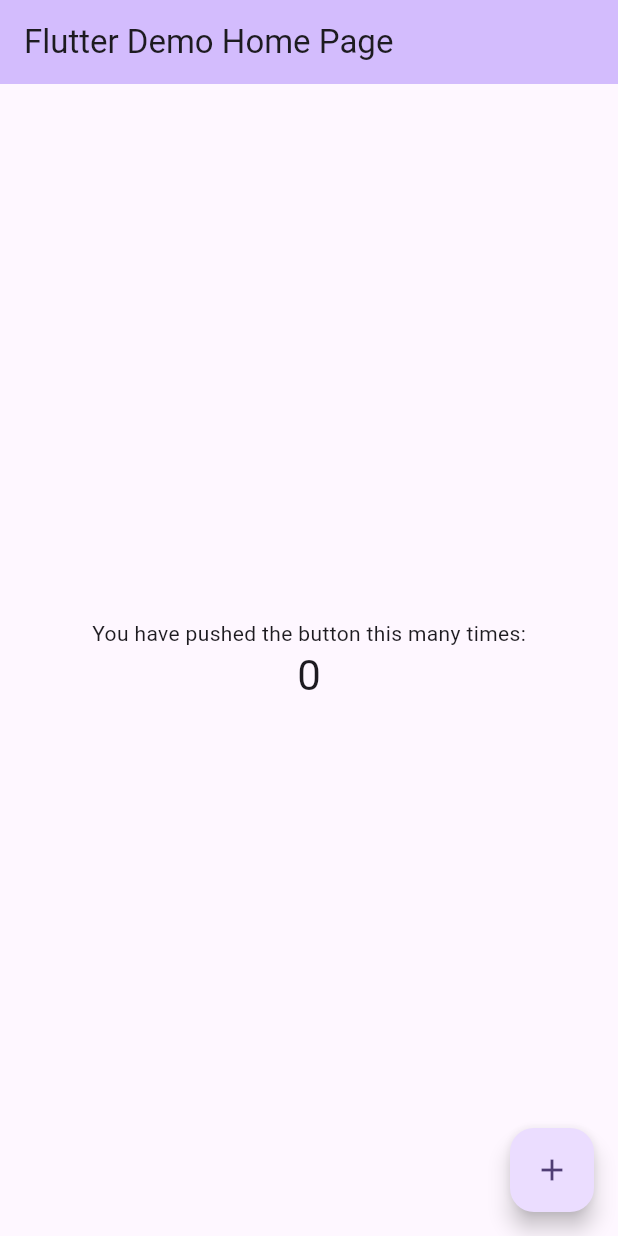
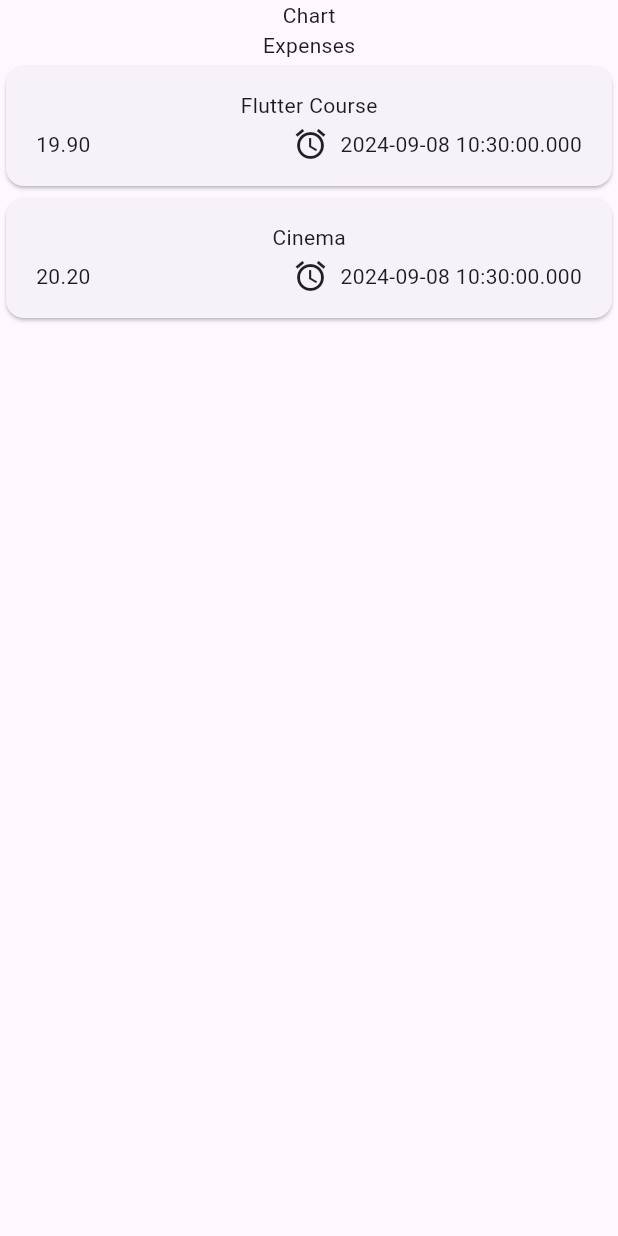
Before and after one commit to AbdullahBlal/expense_tracker, a Flutter app: the screen it shows after launch, on a phone screen of 412 x 824 dp. Run offline on Flutter 3.47's test engine with Material 3 defaults, Android fonts, the phone set to English and light mode, and no system bars.

Commit message:
Update 5-9

```diff
--- a/lib/main.dart
+++ b/lib/main.dart
@@ -1,125 +1,8 @@
 import 'package:flutter/material.dart';
+import 'widgets/expense_screen.dart';
 
 void main() {
-  runApp(const MyApp());
+  runApp(const MaterialApp(
+    home: ExpenseScreen(),
+  ));
 }
-
-class MyApp extends StatelessWidget {
-  const MyApp({super.key});
-
-  // This widget is the root of your application.
-  @override
-  Widget build(BuildContext context) {
-    return MaterialApp(
-      title: 'Flutter Demo',
-      theme: ThemeData(
-        // This is the theme of your application.
-        //
-        // TRY THIS: Try running your application with "flutter run". You'll see
-        // the application has a purple toolbar. Then, without quitting the app,
-        // try changing the seedColor in the colorScheme below to Colors.green
-        // and then invoke "hot reload" (save your changes or press the "hot
-        // reload" button in a Flutter-supported IDE, or press "r" if you used
-        // the command line to start the app).
-        //
-        // Notice that the counter didn't reset back to zero; the application
-        // state is not lost during the reload. To reset the state, use hot
-        // restart instead.
-        //
-        // This works for code too, not just values: Most code changes can be
-        // tested with just a hot reload.
-        colorScheme: ColorScheme.fromSeed(seedColor: Colors.deepPurple),
-        useMaterial3: true,
-      ),
-      home: const MyHomePage(title: 'Flutter Demo Home Page'),
-    );
-  }
-}
-
-class MyHomePage extends StatefulWidget {
-  const MyHomePage({super.key, required this.title});
-
-  // This widget is the home page of your application. It is stateful, meaning
-  // that it has a State object (defined below) that contains fields that affect
-  // how it looks.
-
-  // This class is the configuration for the state. It holds the values (in this
-  // case the title) provided by the parent (in this case the App widget) and
-  // used by the build method of the State. Fields in a Widget subclass are
-  // always marked "final".
-
-  final String title;
-
-  @override
-  State<MyHomePage> createState() => _MyHomePageState();
-}
-
-class _MyHomePageState extends State<MyHomePage> {
-  int _counter = 0;
-
-  void _incrementCounter() {
-    setState(() {
-      // This call to setState tells the Flutter framework that something has
-      // changed in this State, which causes it to rerun the build method below
-      // so that the display can reflect the updated values. If we changed
-      // _counter without calling setState(), then the build method would not be
-      // called again, and so nothing would appear to happen.
-      _counter++;
-    });
-  }
-
-  @override
-  Widget build(BuildContext context) {
-    // This method is rerun every time setState is called, for instance as done
-    // by the _incrementCounter method above.
-    //
-    // The Flutter framework has been optimized to make rerunning build methods
-    // fast, so that you can just rebuild anything that needs updating rather
-    // than having to individually change instances of widgets.
-    return Scaffold(
-      appBar: AppBar(
-        // TRY THIS: Try changing the color here to a specific color (to
-        // Colors.amber, perhaps?) and trigger a hot reload to see the AppBar
-        // change color while the other colors stay the same.
-        backgroundColor: Theme.of(context).colorScheme.inversePrimary,
-        // Here we take the value from the MyHomePage object that was created by
-        // the App.build method, and use it to set our appbar title.
-        title: Text(widget.title),
-      ),
-      body: Center(
-        // Center is a layout widget. It takes a single child and positions it
-        // in the middle of the parent.
-        child: Column(
-          // Column is also a layout widget. It takes a list of children and
-          // arranges them vertically. By default, it sizes itself to fit its
-          // children horizontally, and tries to be as tall as its parent.
-          //
-          // Column has various properties to control how it sizes itself and
-          // how it positions its children. Here we use mainAxisAlignment to
-          // center the children vertically; the main axis here is the vertical
-          // axis because Columns are vertical (the cross axis would be
-          // horizontal).
-          //
-          // TRY THIS: Invoke "debug painting" (choose the "Toggle Debug Paint"
-          // action in the IDE, or press "p" in the console), to see the
-          // wireframe for each widget.
-          mainAxisAlignment: MainAxisAlignment.center,
-          children: <Widget>[
-            const Text(
-              'You have pushed the button this many times:',
-            ),
-            Text(
-              '$_counter',
-              style: Theme.of(context).textTheme.headlineMedium,
-            ),
-          ],
-        ),
-      ),
-      floatingActionButton: FloatingActionButton(
-        onPressed: _incrementCounter,
-        tooltip: 'Increment',
-        child: const Icon(Icons.add),
-      ), // This trailing comma makes auto-formatting nicer for build methods.
-    );
-  }
-}
--- /dev/null
+++ b/lib/models/expense.dart
@@ -0,0 +1,19 @@
+import 'package:uuid/uuid.dart';
+
+const  uuid = Uuid();
+enum Category {food, travel, leisure, work}
+class Expense {
+  Expense({
+    required this.title,
+    required this.amount,
+    required this.date,
+    required this.category,
+    }) : id = uuid.v4();
+
+
+  final String id;
+  final String title;
+  final double amount;
+  final DateTime date;
+  final Category category;
+}
--- /dev/null
+++ b/lib/widgets/expense_screen.dart
@@ -0,0 +1,44 @@
+import 'package:expense_trackerapp/widgets/expenses_list/expense_list.dart';
+import 'package:expense_trackerapp/models/expense.dart';
+import 'package:flutter/material.dart';
+
+class ExpenseScreen extends StatefulWidget {
+  const ExpenseScreen({super.key});
+  @override
+  State<StatefulWidget> createState() {
+    // TODO: implement createState
+    return _ExpenseScreenState();
+  }
+}
+
+class _ExpenseScreenState extends State<ExpenseScreen> {
+  final List<Expense> _registeredExpenses = [
+    Expense(
+        title: "Flutter Course",
+        amount: 19.9,
+        date: DateTime.now(),
+        category: Category.food),
+    Expense(
+        title: "Cinema",
+        amount: 20.20,
+        date: DateTime.now(),
+        category: Category.work),
+  ];
+
+  @override
+  Widget build(BuildContext context) {
+    return Scaffold(
+      body: Expanded(
+        child: Column(
+          children: [
+            const Text('Chart'),
+            const Text('Expenses'),
+            Expanded(
+              child: ExpenseList(expensesList: _registeredExpenses),
+            ),
+          ],
+        ),
+      ),
+    );
+  }
+}
--- /dev/null
+++ b/lib/widgets/expenses_list/expense_item.dart
@@ -0,0 +1,49 @@
+import 'package:expense_trackerapp/models/expense.dart';
+import 'package:flutter/material.dart';
+
+class ExpenseItem extends StatelessWidget {
+  const ExpenseItem({super.key, required this.expense});
+
+  final Expense expense;
+  @override
+  Widget build(BuildContext context) {
+    // TODO: implement build
+    return Card(
+      child: Padding(
+        padding: const EdgeInsets.symmetric(
+          horizontal: 20,
+          vertical: 16,
+        ),
+        child: Column(
+          children: [
+            Text(expense.title),
+            const SizedBox(
+              height: 4,
+            ),
+            Row(
+              children: [
+                Text(
+                  expense.amount.toStringAsFixed(2),
+                ),
+                const Spacer(),
+                Row(
+                  children: [
+                    const Icon(
+                      Icons.access_alarm,
+                    ),
+                    const SizedBox(
+                      width: 8,
+                    ),
+                    Text(
+                      expense.date.toString(),
+                    ),
+                  ],
+                )
+              ],
+            ),
+          ],
+        ),
+      ),
+    );
+  }
+}
--- /dev/null
+++ b/lib/widgets/expenses_list/expense_list.dart
@@ -0,0 +1,23 @@
+import 'package:expense_trackerapp/models/expense.dart';
+import 'package:expense_trackerapp/widgets/expenses_list/expense_item.dart';
+import 'package:flutter/material.dart';
+
+class ExpenseList extends StatelessWidget {
+  const ExpenseList({
+    super.key,
+    required this.expensesList,
+  });
+
+  final List<Expense> expensesList;
+
+  @override
+  Widget build(BuildContext context) {
+    // TODO: implement build
+    return ListView.builder(
+      itemCount: expensesList.length,
+      itemBuilder: (ctx, index) => ExpenseItem(
+        expense: expensesList[index],
+      ),
+    );
+  }
+}
--- a/pubspec.yaml
+++ b/pubspec.yaml
@@ -35,6 +35,7 @@ dependencies:
   # The following adds the Cupertino Icons font to your application.
   # Use with the CupertinoIcons class for iOS style icons.
   cupertino_icons: ^1.0.6
+  uuid: ^4.5.0
 
 dev_dependencies:
   flutter_test:
```
Also changed, not shown: pubspec.lock.
